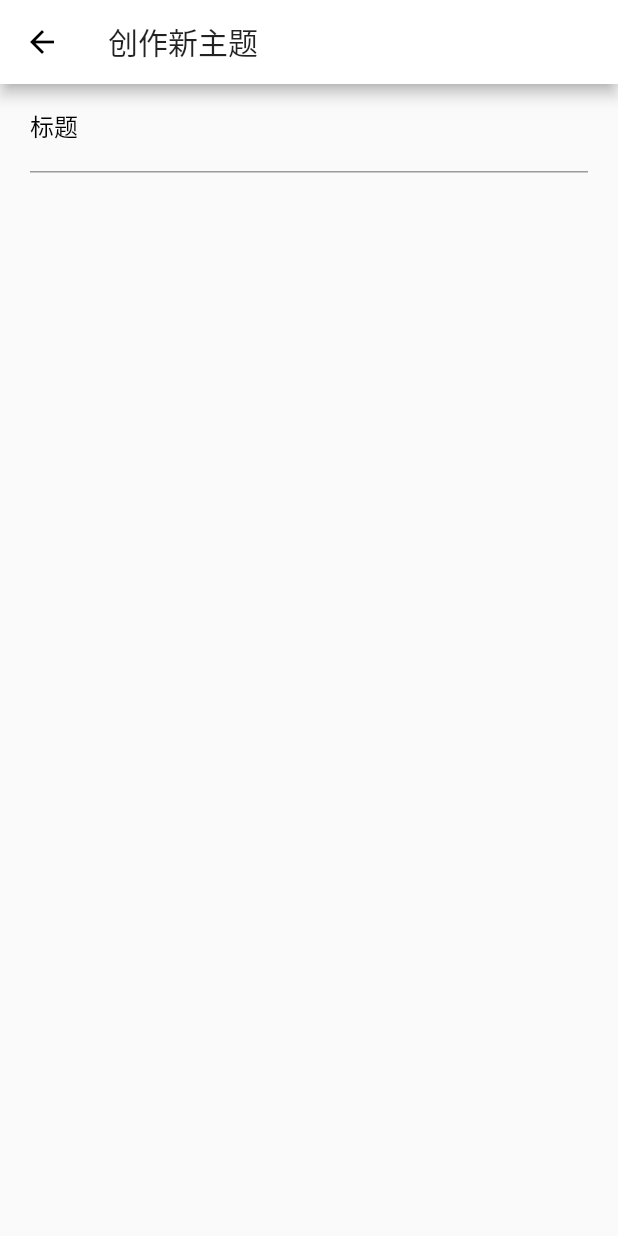
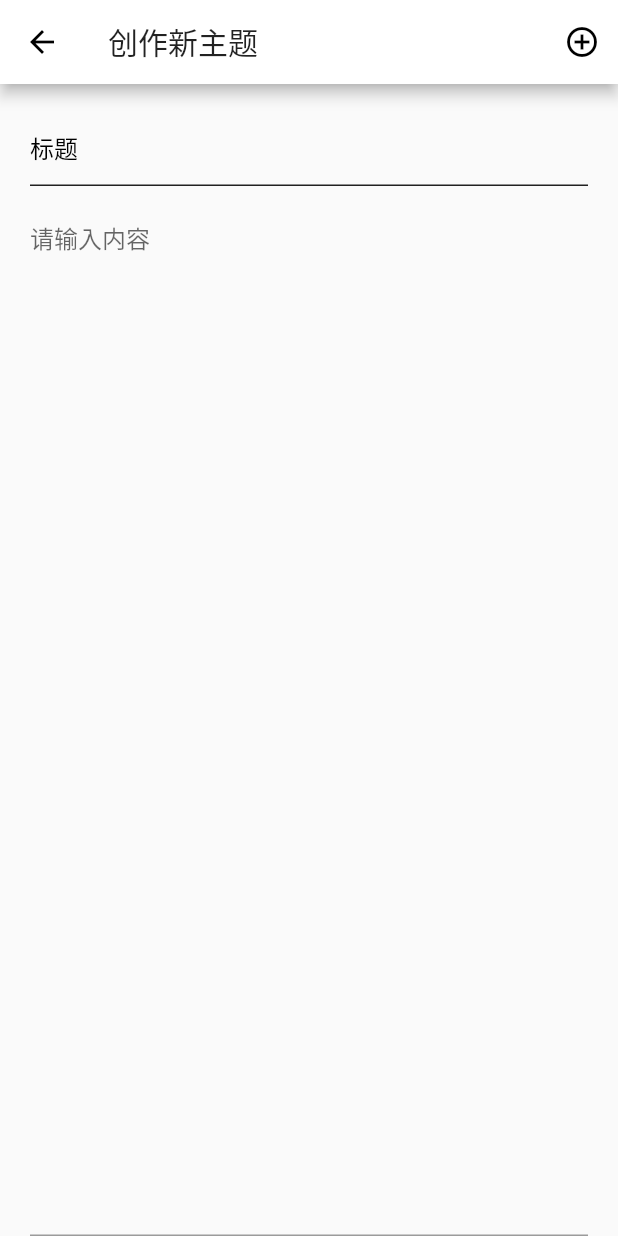
Before and after one commit to Jonathanqjs/bbs_app, a Flutter app: the screen it shows after launch, after a tap on an icon or button, on a phone screen of 412 x 824 dp. Run offline on Flutter 3.47's test engine with Material 2 defaults, Android fonts, the phone set to English and light mode, and no system bars; our stand-ins replace pull_to_refresh.

Commit message:
新增页面

```diff
--- a/lib/components/myScaffold.dart
+++ b/lib/components/myScaffold.dart
@@ -68,7 +68,7 @@ class MyScaffold extends StatelessWidget {
           drawerScrimColor: drawerScrimColor,
           extendBody: extendBody,
           resizeToAvoidBottomInset: resizeToAvoidBottomInset,
-          resizeToAvoidBottomPadding: resizeToAvoidBottomInset,
+          resizeToAvoidBottomPadding: resizeToAvoidBottomPadding,
         ));
   }
 }
--- a/lib/components/topicView.dart
+++ b/lib/components/topicView.dart
@@ -6,17 +6,19 @@ class TopicView extends StatelessWidget {
   final String dateTime;
   final String blockName;
   final String title;
+  final Function onPressed;
   TopicView(
       {@required this.author,
       @required this.dateTime,
       @required this.title,
-      @required this.blockName})
+      @required this.blockName,
+      this.onPressed})
       : super();
   @override
   Widget build(BuildContext context) {
     return FlatButton(
       padding: EdgeInsets.zero,
-      onPressed: () {},
+      onPressed: this.onPressed ?? () {},
       child: Container(
           width: MediaQuery.of(context).size.width,
           constraints: BoxConstraints(minHeight: 80),
@@ -25,8 +27,8 @@ class TopicView extends StatelessWidget {
               border: Border(
                   bottom: BorderSide(
                       style: BorderStyle.solid,
-                      color: Colors.black45,
-                      width: 0.5))),
+                      color: Colors.grey,
+                      width: 0.3))),
           child: Padding(
             padding: EdgeInsets.symmetric(horizontal: 15),
             child: Column(
@@ -38,6 +40,12 @@ class TopicView extends StatelessWidget {
                   child: Row(
                     mainAxisAlignment: MainAxisAlignment.spaceBetween,
                     children: <Widget>[
+                      Row(
+                        children: <Widget>[
+                          Container(
+                            margin: EdgeInsets.only(right: 10),
+                            child: Icon(Icons.account_box,size: 25,),
+                          ),
                           Column(
                             mainAxisAlignment: MainAxisAlignment.spaceBetween,
                             crossAxisAlignment: CrossAxisAlignment.start,
@@ -45,15 +53,17 @@ class TopicView extends StatelessWidget {
                               Text(
                                 author,
                                 style: TextStyle(
-                                fontSize: 13, fontWeight: FontWeight.w400),
+                                    fontSize: 14, fontWeight: FontWeight.w400),
                               ),
                               Text(
                                 '$dateTime   评论10',
                                 style: TextStyle(
                                     color: Colors.grey,
-                                fontSize: 10,
+                                    fontSize: 11,
                                     fontWeight: FontWeight.w400),
                               )
+                            ],
+                          ),
                         ],
                       ),
                       Container(
@@ -73,7 +83,7 @@ class TopicView extends StatelessWidget {
                   ),
                 ),
                 Container(
-                  margin: EdgeInsets.only(bottom: 10),
+                  margin: EdgeInsets.only(bottom: 10,left:5),
                   child: Text(
                     title,
                     textAlign: TextAlign.left,
--- a/lib/main.dart
+++ b/lib/main.dart
@@ -21,7 +21,7 @@ class MyApp extends StatelessWidget{
         // Notice that the counter didn't reset back to zero; the application
         // is not restarted.
         primaryColor: Colors.white,
-        primarySwatch: Colors.brown
+        primarySwatch: Colors.blueGrey
       ),
       routes: router,
       initialRoute: '/',
--- a/lib/page/home/homePage.dart
+++ b/lib/page/home/homePage.dart
@@ -44,7 +44,10 @@ class _HomePageState extends State<HomePage> with SingleTickerProviderStateMixin
         // the App.build method, and use it to set our appbar title.
         title: Text('wefaef'),
         bottom: TabBar(
+          isScrollable: tabs.length>4,
+          indicatorColor:Colors.black54,
           controller: _tabController,
+          unselectedLabelColor: Colors.grey,
           tabs: tabs.map((item)=>Tab(text: item)).toList(),
           indicator: UnderlineTabIndicator(),
         ),
--- a/lib/page/topic/topicList.dart
+++ b/lib/page/topic/topicList.dart
@@ -50,6 +50,9 @@ class _TopicListPageState extends State<TopicListPage> {
                 blockName: 'fef',
                 dateTime: 'fef',
                 title: 'eff',
+                onPressed: (){
+                  Navigator.pushNamed(context,'topicContent');
+                },
               );
             },
           ),
@@ -60,7 +63,7 @@ class _TopicListPageState extends State<TopicListPage> {
           child: FloatingActionButton(
             child: Text('+',style: TextStyle(fontSize: 22),),
             onPressed: (){
-              Navigator.pushNamed(context, 'publishTopic');
+              Navigator.pushNamed(context, 'topicPublish');
             },
           ),
         )
--- /dev/null
+++ b/lib/page/topic/topicPublish.dart
@@ -0,0 +1,75 @@
+import 'package:bbs_app/components/myScaffold.dart';
+import 'package:flutter/material.dart';
+
+class TopicPublishPage extends StatefulWidget {
+  @override
+  _TopicPublishPageState createState() => _TopicPublishPageState();
+}
+
+class _TopicPublishPageState extends State<TopicPublishPage> {
+  TextEditingController _titleEditingController;
+  FocusNode focusNode = FocusNode();
+  @override
+  void initState() {
+    // TODO: implement initState
+    super.initState();
+    _titleEditingController = TextEditingController();
+  }
+
+  @override
+  Widget build(BuildContext context) {
+    return MyScaffold(
+        appBar: AppBar(
+          title: Text('创作新主题'),
+          actions: <Widget>[
+            IconButton(
+              icon: Icon(Icons.add_circle_outline),
+              onPressed: () {},
+            )
+          ],
+        ),
+        body: Container(
+          margin: EdgeInsets.symmetric(horizontal: 20),
+          padding: EdgeInsets.only(top: 20),
+          child: Column(
+            children: <Widget>[
+              TextField(
+                controller: _titleEditingController,
+                style: TextStyle(
+                  fontSize: 16,
+                ),
+                focusNode: focusNode,
+                cursorWidth: 2,
+                cursorColor: Colors.black54,
+                decoration: InputDecoration(
+                    contentPadding: EdgeInsets.symmetric(vertical: 5),
+                    labelText: '标题',
+                    labelStyle: TextStyle(
+                        color:
+                            focusNode.hasFocus ? Colors.black87 : Colors.black),
+                    hintStyle: TextStyle(color: Colors.blue),
+                    focusedBorder: UnderlineInputBorder(
+                      borderSide: BorderSide(color: Colors.black87, width: 2),
+                    ),
+                    enabledBorder: UnderlineInputBorder(
+                      borderSide: BorderSide(color: Colors.black87, width: 1),
+                    )),
+              ),
+              Expanded(
+                child: Container(
+                  margin: EdgeInsets.only(top: 10),
+                  child: TextField(
+                    maxLines: 99,
+                    cursorColor: Colors.black54,
+                    cursorWidth: 2,
+                    keyboardType: TextInputType.multiline,
+                    decoration: InputDecoration(
+                        hintText: '请输入内容', focusedBorder: InputBorder.none),
+                  ),
+                ),
+              )
+            ],
+          ),
+        ));
+  }
+}
--- a/lib/page/topic/topicPublishPage.dart
+++ /dev/null
@@ -1,44 +0,0 @@
-import 'package:bbs_app/components/myScaffold.dart';
-import 'package:flutter/material.dart';
-
-class TopicPublishPage extends StatefulWidget {
-  @override
-  _TopicPublishPageState createState() => _TopicPublishPageState();
-}
-
-class _TopicPublishPageState extends State<TopicPublishPage> {
-  TextEditingController _titleEditingController;
-
-  @override
-  void initState() {
-    // TODO: implement initState
-    super.initState();
-    _titleEditingController = TextEditingController();
-  }
-
-  @override
-  Widget build(BuildContext context) {
-    return MyScaffold(
-      appBar: AppBar(
-        title: Text('创作新主题'),
-      ),
-      body: Container(
-        margin: EdgeInsets.symmetric(horizontal: 20),
-        child: Column(
-          children: <Widget>[
-            TextField(
-              controller: _titleEditingController,
-              style: TextStyle(),
-              decoration: InputDecoration(
-                  labelText: '标题',
-                  labelStyle: TextStyle(color: Colors.black),
-                  focusedBorder: UnderlineInputBorder(
-                    borderSide: BorderSide(color: Colors.black),
-                  )),
-            ),
-          ],
-        ),
-      ),
-    );
-  }
-}
--- a/lib/route/route.dart
+++ b/lib/route/route.dart
@@ -1,10 +1,12 @@
 
 
 import 'package:bbs_app/page/home/homePage.dart';
-import 'package:bbs_app/page/topic/topicPublishPage.dart';
+import 'package:bbs_app/page/topic/topicContent.dart';
+import 'package:bbs_app/page/topic/topicPublish.dart';
 import 'package:flutter/cupertino.dart';
 
 var router = {
   '/':(context)=>HomePage(),
-  'publishTopic':(context)=>TopicPublishPage()
+  'topicPublish':(context)=>TopicPublishPage(),
+  'topicContent':(context)=>TopicContentPage()
 };
--- a/pubspec.yaml
+++ b/pubspec.yaml
@@ -24,8 +24,8 @@ dependencies:
   # Use with the CupertinoIcons class for iOS style icons.
   cupertino_icons: 0.1.2
   dio: 3.0.7
-  provider: 3.1.0
-  pull_to_refresh: 1.5.6
+  provider: 3.2.0
+  pull_to_refresh: 1.5.7
 
 dev_dependencies:
   flutter_test:
```
Also changed, not shown: lib/page/topic/components/topicReply.dart (added, +10 -0 lines), lib/page/topic/components/userInfoHeader.dart (added, +46 -0 lines), lib/page/topic/topicContent.dart (added, +76 -0 lines), pubspec.lock. Lines whose indentation alone changed are shown as unchanged.
